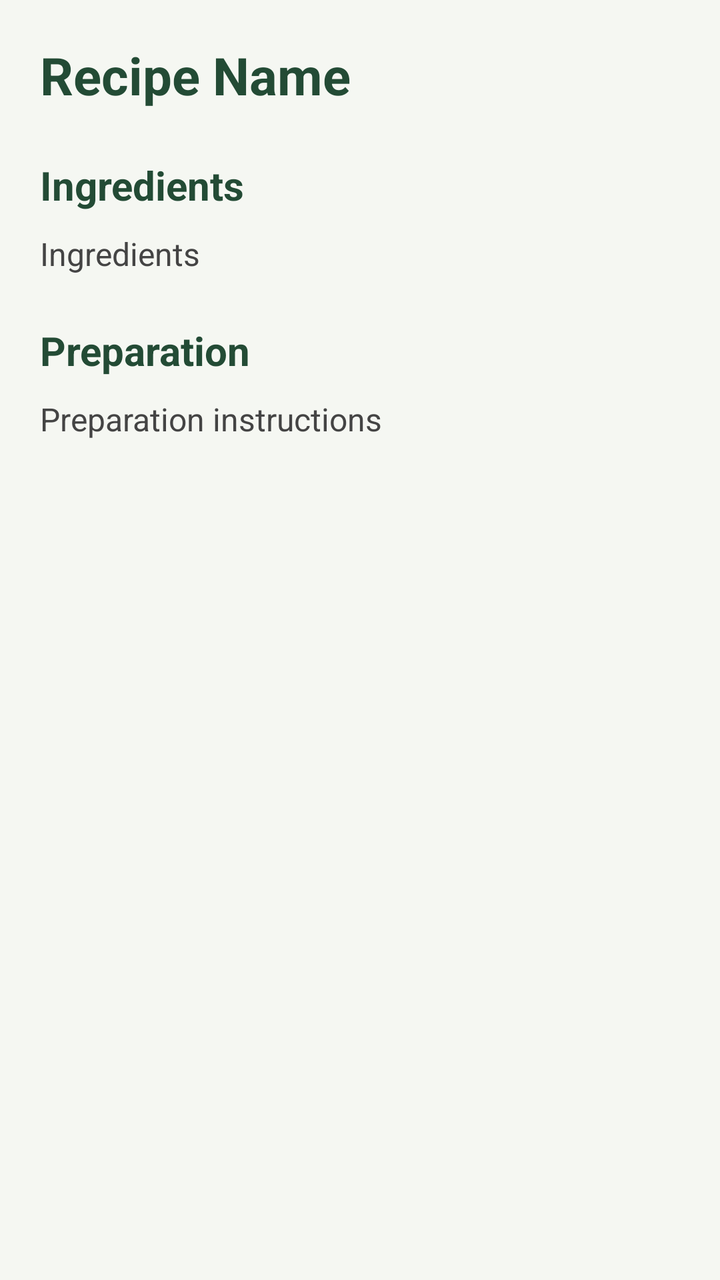
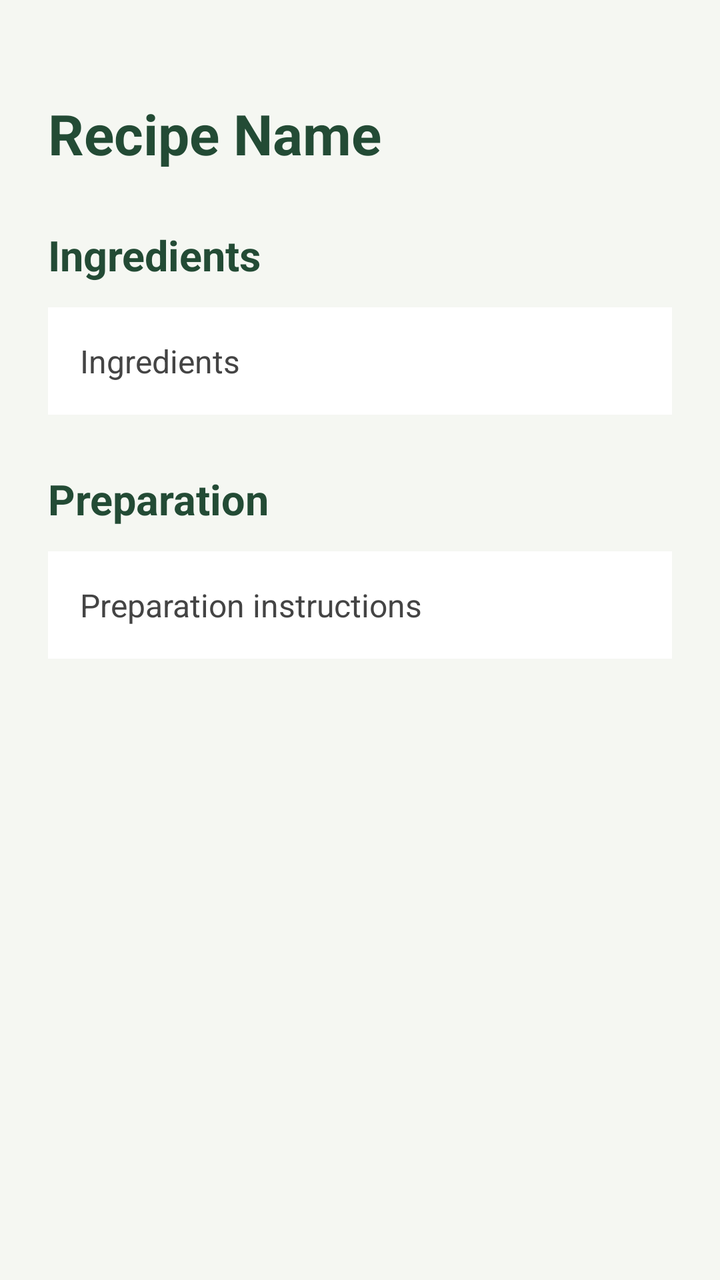

Two renders of the same Android screen: before a commit and after it. Below are the layout's source before the change and the commit's diff.
<!-- AndroidManifest.xml: application theme Theme.SmartPantryManager -->
<!-- res/layout/activity_recipe_detail.xml -->
<?xml version="1.0" encoding="utf-8"?>
<ScrollView
    xmlns:android="http://schemas.android.com/apk/res/android"
    android:layout_width="match_parent"
    android:layout_height="match_parent"
    android:background="#F5F7F2">

    <LinearLayout
        android:layout_width="match_parent"
        android:layout_height="wrap_content"
        android:orientation="vertical"
        android:padding="20dp">

        <TextView
            android:id="@+id/txtRecipeName"
            android:layout_width="match_parent"
            android:layout_height="wrap_content"
            android:text="Recipe Name"
            android:textSize="26sp"
            android:textStyle="bold"
            android:textColor="#234B35"
            android:layout_marginBottom="24dp" />

        <TextView
            android:layout_width="match_parent"
            android:layout_height="wrap_content"
            android:text="Ingredients"
            android:textSize="20sp"
            android:textStyle="bold"
            android:textColor="#234B35"
            android:layout_marginBottom="10dp" />

        <TextView
            android:id="@+id/txtRecipeIngredients"
            android:layout_width="match_parent"
            android:layout_height="wrap_content"
            android:text="Ingredients"
            android:textSize="16sp"
            android:textColor="#444444"
            android:layout_marginBottom="24dp" />

        <TextView
            android:layout_width="match_parent"
            android:layout_height="wrap_content"
            android:text="Preparation"
            android:textSize="20sp"
            android:textStyle="bold"
            android:textColor="#234B35"
            android:layout_marginBottom="10dp" />

        <TextView
            android:id="@+id/txtRecipeInstructions"
            android:layout_width="match_parent"
            android:layout_height="wrap_content"
            android:text="Preparation instructions"
            android:textSize="16sp"
            android:textColor="#444444"
            android:lineSpacingExtra="5dp" />

    </LinearLayout>

</ScrollView>
<!-- resources referenced by this layout -->
<resources>
  <style name="Theme.SmartPantryManager" parent="Base.Theme.SmartPantryManager" />
  <style name="Base.Theme.SmartPantryManager" parent="Theme.Material3.DayNight">
  
          
          
      </style>
</resources>

<!-- the commit's change to res/layout/activity_recipe_detail.xml (unified diff, before → after) -->
@@ -3,32 +3,38 @@
     xmlns:android="http://schemas.android.com/apk/res/android"
     android:layout_width="match_parent"
     android:layout_height="match_parent"
-    android:background="#F5F7F2">
+    android:background="#F5F7F2"
+    android:fillViewport="true">
 
     <LinearLayout
         android:layout_width="match_parent"
         android:layout_height="wrap_content"
         android:orientation="vertical"
-        android:padding="20dp">
+        android:padding="24dp">
 
+        
         <TextView
             android:id="@+id/txtRecipeName"
             android:layout_width="match_parent"
             android:layout_height="wrap_content"
             android:text="Recipe Name"
-            android:textSize="26sp"
+            android:textSize="28sp"
             android:textStyle="bold"
             android:textColor="#234B35"
-            android:layout_marginBottom="24dp" />
+            android:lineSpacingExtra="3dp"
+            android:layout_marginTop="24dp"
+            android:layout_marginBottom="28dp"
+            android:includeFontPadding="true" />
 
+        
         <TextView
             android:layout_width="match_parent"
             android:layout_height="wrap_content"
             android:text="Ingredients"
-            android:textSize="20sp"
+            android:textSize="21sp"
             android:textStyle="bold"
             android:textColor="#234B35"
-            android:layout_marginBottom="10dp" />
+            android:layout_marginBottom="12dp" />
 
         <TextView
             android:id="@+id/txtRecipeIngredients"
@@ -37,16 +43,20 @@
             android:text="Ingredients"
             android:textSize="16sp"
             android:textColor="#444444"
-            android:layout_marginBottom="24dp" />
+            android:lineSpacingExtra="5dp"
+            android:padding="16dp"
+            android:background="#FFFFFF"
+            android:layout_marginBottom="28dp" />
 
+        
         <TextView
             android:layout_width="match_parent"
             android:layout_height="wrap_content"
             android:text="Preparation"
-            android:textSize="20sp"
+            android:textSize="21sp"
             android:textStyle="bold"
             android:textColor="#234B35"
-            android:layout_marginBottom="10dp" />
+            android:layout_marginBottom="12dp" />
 
         <TextView
             android:id="@+id/txtRecipeInstructions"
@@ -55,7 +65,9 @@
             android:text="Preparation instructions"
             android:textSize="16sp"
             android:textColor="#444444"
-            android:lineSpacingExtra="5dp" />
+            android:lineSpacingExtra="6dp"
+            android:padding="16dp"
+            android:background="#FFFFFF" />
 
     </LinearLayout>
 
